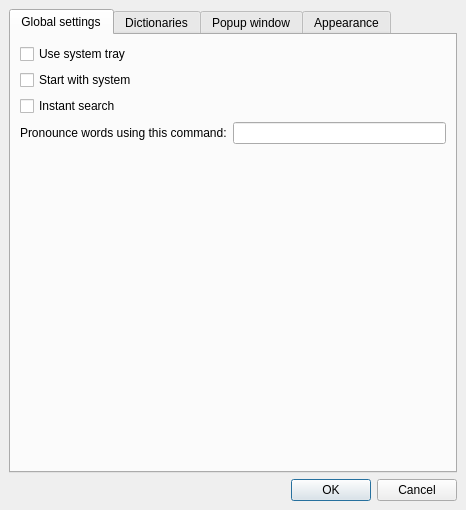
Qt form qstardict/settingsdialog.ui (a-rodin/qstardict) before a commit.
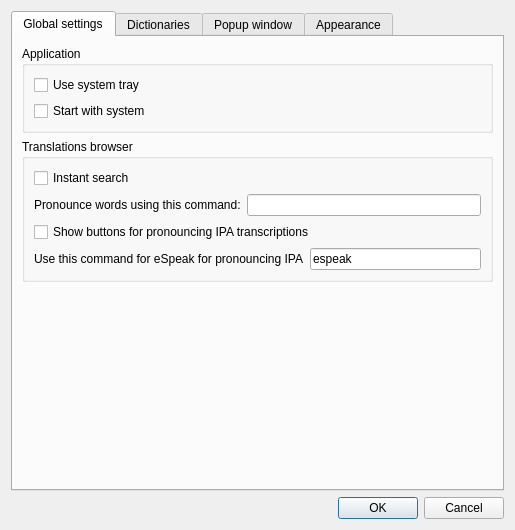
The same form after that commit. Icons and pictures are not drawn. Custom widgets are drawn as their Qt base class.

Commit message: Support pronunciation of IPA transcriptions

What changed in the file:
```diff
--- a/qstardict/settingsdialog.ui
+++ b/qstardict/settingsdialog.ui
@@ -6,8 +6,8 @@
    <rect>
     <x>0</x>
     <y>0</y>
-    <width>466</width>
-    <height>510</height>
+    <width>515</width>
+    <height>530</height>
    </rect>
   </property>
   <property name="windowTitle">
@@ -17,9 +17,6 @@
    <string/>
   </property>
   <layout class="QGridLayout">
-   <property name="margin" stdset="0">
-    <number>9</number>
-   </property>
    <property name="spacing">
     <number>6</number>
    </property>
@@ -45,7 +42,13 @@
       <attribute name="title">
        <string>Global settings</string>
       </attribute>
-      <layout class="QVBoxLayout">
+      <layout class="QVBoxLayout" name="verticalLayout_4">
+       <item>
+        <widget class="QGroupBox" name="groupBox_6">
+         <property name="title">
+          <string>Application</string>
+         </property>
+         <layout class="QVBoxLayout" name="verticalLayout_3">
        <item>
         <widget class="QCheckBox" name="systemTrayBox">
          <property name="text">
@@ -60,6 +63,15 @@
          </property>
         </widget>
        </item>
+         </layout>
+        </widget>
+       </item>
+       <item>
+        <widget class="QGroupBox" name="groupBox_5">
+         <property name="title">
+          <string>Translations browser</string>
+         </property>
+         <layout class="QVBoxLayout" name="verticalLayout_2">
        <item>
         <widget class="QCheckBox" name="instantSearchBox">
          <property name="text">
@@ -76,7 +88,7 @@
           <number>0</number>
          </property>
          <item>
-          <widget class="QLabel" name="label_7">
+             <widget class="QLabel" name="speechCmdLabel">
            <property name="text">
             <string>Pronounce words using this command:</string>
            </property>
@@ -92,6 +104,49 @@
         </layout>
        </item>
        <item>
+           <widget class="QCheckBox" name="ipaPronounceBox">
+            <property name="enabled">
+             <bool>true</bool>
+            </property>
+            <property name="text">
+             <string>Show buttons for pronouncing IPA transcriptions</string>
+            </property>
+            <property name="checked">
+             <bool>false</bool>
+            </property>
+           </widget>
+          </item>
+          <item>
+           <layout class="QHBoxLayout" name="horizontalLayout_5">
+            <item>
+             <widget class="QLabel" name="espeakCmdLabel">
+              <property name="text">
+               <string>Use this command for eSpeak for pronouncing IPA</string>
+              </property>
+             </widget>
+            </item>
+            <item>
+             <widget class="QLineEdit" name="espeakCmdEdit">
+              <property name="minimumSize">
+               <size>
+                <width>100</width>
+                <height>0</height>
+               </size>
+              </property>
+              <property name="toolTip">
+               <string>Enter cmd for the speaching program.&lt;br&gt;If cmd contains &quot;%s&quot; it will be replaced to word, else word will be written to stdin of speech process.</string>
+              </property>
+              <property name="text">
+               <string>espeak</string>
+              </property>
+             </widget>
+            </item>
+           </layout>
+          </item>
+         </layout>
+        </widget>
+       </item>
+       <item>
         <spacer>
          <property name="orientation">
           <enum>Qt::Vertical</enum>
```
Left out of the diff: 58 changed lines with no effect on the pictures. Lines whose indentation alone changed are shown as unchanged. The commit also changes 24 other files.
